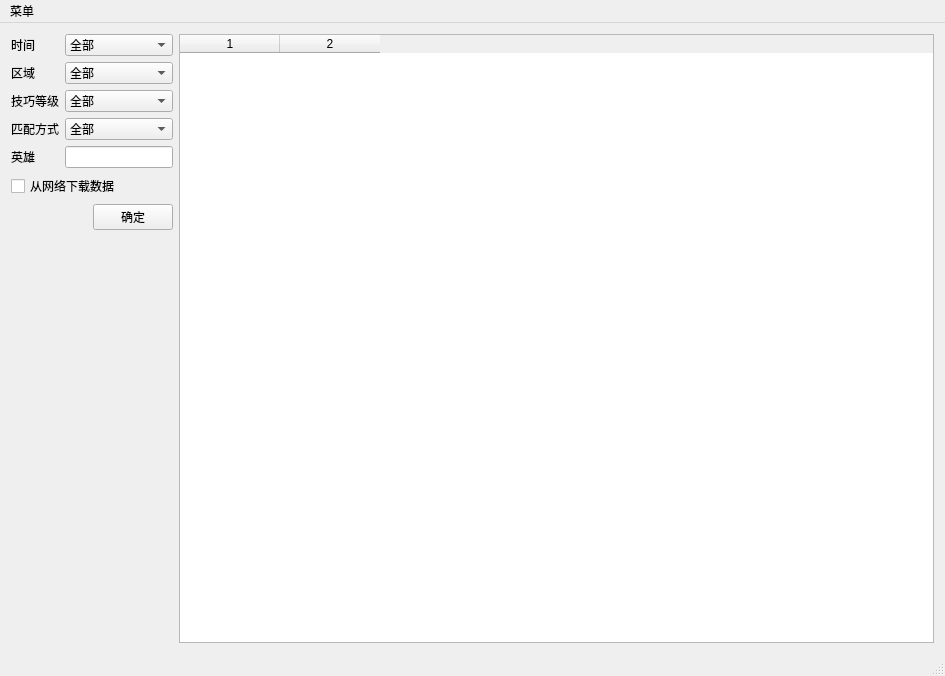
The window that mainwindow.ui (vkensou/DOTA2Statistics) describes before a commit, drawn with Qt 5.
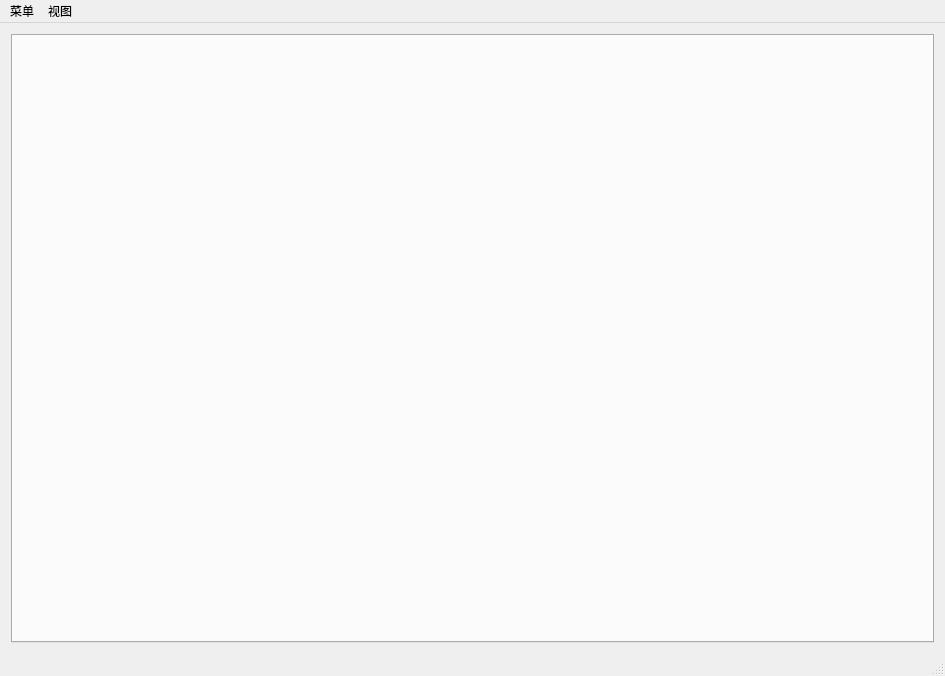
The same window after the commit.

```diff
--- a/mainwindow.ui
+++ b/mainwindow.ui
@@ -16,314 +16,19 @@
   <widget class="QWidget" name="centralWidget">
    <layout class="QGridLayout" name="gridLayout_3">
     <item row="0" column="0">
-     <layout class="QVBoxLayout" name="verticalLayout_2">
-      <property name="sizeConstraint">
-       <enum>QLayout::SetMinAndMaxSize</enum>
+     <widget class="QTabWidget" name="tabWidget">
+      <property name="tabPosition">
+       <enum>QTabWidget::North</enum>
       </property>
-      <item>
-       <layout class="QVBoxLayout" name="verticalLayout_3">
-        <property name="sizeConstraint">
-         <enum>QLayout::SetMaximumSize</enum>
-        </property>
-        <item>
-         <layout class="QGridLayout" name="gridLayout">
-          <item row="2" column="0">
-           <widget class="QLabel" name="label_7">
-            <property name="sizePolicy">
-             <sizepolicy hsizetype="Fixed" vsizetype="Preferred">
-              <horstretch>0</horstretch>
-              <verstretch>0</verstretch>
-             </sizepolicy>
-            </property>
-            <property name="text">
-             <string>技巧等级</string>
-            </property>
-           </widget>
-          </item>
-          <item row="2" column="1">
-           <widget class="QComboBox" name="cbb_skill">
-            <property name="sizePolicy">
-             <sizepolicy hsizetype="Minimum" vsizetype="Fixed">
-              <horstretch>0</horstretch>
-              <verstretch>0</verstretch>
-             </sizepolicy>
-            </property>
-            <item>
-             <property name="text">
-              <string>全部</string>
-             </property>
-            </item>
-            <item>
-             <property name="text">
-              <string>Normal</string>
-             </property>
-            </item>
-            <item>
-             <property name="text">
-              <string>High</string>
-             </property>
-            </item>
-            <item>
-             <property name="text">
-              <string>Very High</string>
-             </property>
-            </item>
-            <item>
-             <property name="text">
-              <string>职业比赛</string>
-             </property>
-            </item>
-           </widget>
-          </item>
-          <item row="3" column="1">
-           <widget class="QComboBox" name="cbb_matchtype">
-            <property name="sizePolicy">
-             <sizepolicy hsizetype="Minimum" vsizetype="Fixed">
-              <horstretch>0</horstretch>
-              <verstretch>0</verstretch>
-             </sizepolicy>
-            </property>
-            <item>
-             <property name="text">
-              <string>全部</string>
-             </property>
-            </item>
-            <item>
-             <property name="text">
-              <string>普通</string>
-             </property>
-            </item>
-            <item>
-             <property name="text">
-              <string>天梯</string>
-             </property>
-            </item>
-            <item>
-             <property name="text">
-              <string>SOLO</string>
-             </property>
-            </item>
-           </widget>
-          </item>
-          <item row="0" column="1">
-           <widget class="QComboBox" name="cbb_time">
-            <property name="sizePolicy">
-             <sizepolicy hsizetype="Minimum" vsizetype="Fixed">
-              <horstretch>0</horstretch>
-              <verstretch>0</verstretch>
-             </sizepolicy>
-            </property>
-            <property name="minimumSize">
-             <size>
-              <width>50</width>
-              <height>20</height>
-             </size>
-            </property>
-            <item>
-             <property name="text">
-              <string>全部</string>
-             </property>
-            </item>
-            <item>
-             <property name="text">
-              <string>本月</string>
-             </property>
-            </item>
-            <item>
-             <property name="text">
-              <string>本周</string>
-             </property>
-            </item>
-            <item>
-             <property name="text">
-              <string>6.84</string>
-             </property>
-            </item>
-            <item>
-             <property name="text">
-              <string>6.83</string>
-             </property>
-            </item>
-            <item>
-             <property name="text">
-              <string>6.82</string>
-             </property>
-            </item>
-           </widget>
-          </item>
-          <item row="1" column="0">
-           <widget class="QLabel" name="label_6">
-            <property name="sizePolicy">
-             <sizepolicy hsizetype="Fixed" vsizetype="Preferred">
-              <horstretch>0</horstretch>
-              <verstretch>0</verstretch>
-             </sizepolicy>
-            </property>
-            <property name="text">
-             <string>区域</string>
-            </property>
-           </widget>
-          </item>
-          <item row="3" column="0" alignment="Qt::AlignLeft">
-           <widget class="QLabel" name="label_8">
-            <property name="sizePolicy">
-             <sizepolicy hsizetype="Fixed" vsizetype="Preferred">
-              <horstretch>0</horstretch>
-              <verstretch>0</verstretch>
-             </sizepolicy>
-            </property>
-            <property name="text">
-             <string>匹配方式</string>
-            </property>
-           </widget>
-          </item>
-          <item row="1" column="1">
-           <widget class="QComboBox" name="cbb_server">
-            <property name="sizePolicy">
-             <sizepolicy hsizetype="Minimum" vsizetype="Fixed">
-              <horstretch>0</horstretch>
-              <verstretch>0</verstretch>
-             </sizepolicy>
-            </property>
-            <item>
-             <property name="text">
-              <string>全部</string>
-             </property>
-            </item>
-            <item>
-             <property name="text">
-              <string>中国</string>
-             </property>
-            </item>
-            <item>
-             <property name="text">
-              <string>国外</string>
-             </property>
-            </item>
-           </widget>
-          </item>
-          <item row="0" column="0" alignment="Qt::AlignLeft">
-           <widget class="QLabel" name="label_5">
-            <property name="sizePolicy">
-             <sizepolicy hsizetype="Fixed" vsizetype="Preferred">
-              <horstretch>0</horstretch>
-              <verstretch>0</verstretch>
-             </sizepolicy>
-            </property>
-            <property name="text">
-             <string>时间</string>
-            </property>
-           </widget>
-          </item>
-          <item row="4" column="0">
-           <widget class="QLabel" name="label_9">
-            <property name="sizePolicy">
-             <sizepolicy hsizetype="Fixed" vsizetype="Preferred">
-              <horstretch>0</horstretch>
-              <verstretch>0</verstretch>
-             </sizepolicy>
-            </property>
-            <property name="text">
-             <string>英雄</string>
-            </property>
-           </widget>
-          </item>
-          <item row="4" column="1">
-           <widget class="QLineEdit" name="edt_heroname">
-            <property name="sizePolicy">
-             <sizepolicy hsizetype="Minimum" vsizetype="Fixed">
-              <horstretch>0</horstretch>
-              <verstretch>0</verstretch>
-             </sizepolicy>
-            </property>
-            <property name="text">
-             <string/>
-            </property>
-           </widget>
-          </item>
-         </layout>
-        </item>
-        <item>
-         <widget class="QCheckBox" name="ckb_force_download">
-          <property name="sizePolicy">
-           <sizepolicy hsizetype="Minimum" vsizetype="Fixed">
-            <horstretch>0</horstretch>
-            <verstretch>0</verstretch>
-           </sizepolicy>
-          </property>
-          <property name="text">
-           <string>从网络下载数据</string>
-          </property>
-         </widget>
-        </item>
-        <item>
-         <layout class="QHBoxLayout" name="horizontalLayout">
-          <item alignment="Qt::AlignRight">
-           <widget class="QPushButton" name="btn_calc">
-            <property name="sizePolicy">
-             <sizepolicy hsizetype="MinimumExpanding" vsizetype="Fixed">
-              <horstretch>0</horstretch>
-              <verstretch>0</verstretch>
-             </sizepolicy>
-            </property>
-            <property name="text">
-             <string>确定</string>
-            </property>
-           </widget>
-          </item>
-         </layout>
-        </item>
-       </layout>
-      </item>
-      <item>
-       <spacer name="verticalSpacer">
-        <property name="sizePolicy">
-         <sizepolicy hsizetype="Minimum" vsizetype="Expanding">
-          <horstretch>0</horstretch>
-          <verstretch>0</verstretch>
-         </sizepolicy>
-        </property>
-        <property name="orientation">
-         <enum>Qt::Vertical</enum>
-        </property>
-        <property name="sizeType">
-         <enum>QSizePolicy::Expanding</enum>
-        </property>
-        <property name="sizeHint" stdset="0">
-         <size>
-          <width>20</width>
-          <height>40</height>
-         </size>
-        </property>
-       </spacer>
-      </item>
-     </layout>
-    </item>
-    <item row="0" column="1">
-     <widget class="QTableWidget" name="table_items">
-      <property name="sizePolicy">
-       <sizepolicy hsizetype="Expanding" vsizetype="Expanding">
-        <horstretch>0</horstretch>
-        <verstretch>0</verstretch>
-       </sizepolicy>
+      <property name="currentIndex">
+       <number>-1</number>
       </property>
-      <property name="editTriggers">
-       <set>QAbstractItemView::NoEditTriggers</set>
-      </property>
-      <property name="rowCount">
-       <number>0</number>
-      </property>
-      <property name="columnCount">
-       <number>2</number>
-      </property>
-      <attribute name="horizontalHeaderVisible">
+      <property name="tabsClosable">
        <bool>true</bool>
-      </attribute>
-      <attribute name="verticalHeaderVisible">
+      </property>
+      <property name="movable">
        <bool>false</bool>
-      </attribute>
-      <column/>
-      <column/>
+      </property>
      </widget>
     </item>
    </layout>
@@ -344,7 +49,14 @@
     <addaction name="action_set_datasource"/>
     <addaction name="action_about"/>
    </widget>
+   <widget class="QMenu" name="menu_2">
+    <property name="title">
+     <string>视图</string>
+    </property>
+    <addaction name="action_view_heroitems"/>
+   </widget>
    <addaction name="menu"/>
+   <addaction name="menu_2"/>
   </widget>
   <widget class="QStatusBar" name="statusBar"/>
   <action name="action_about">
```
Left out of the diff: 5 changed lines with no effect on the pictures.
